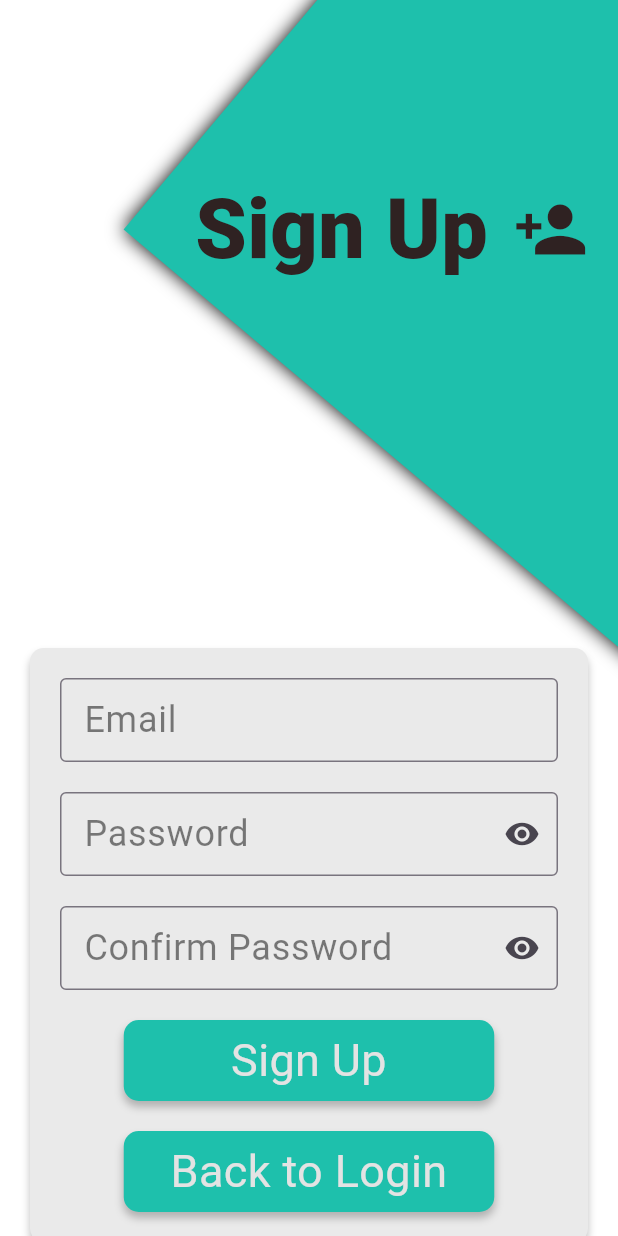
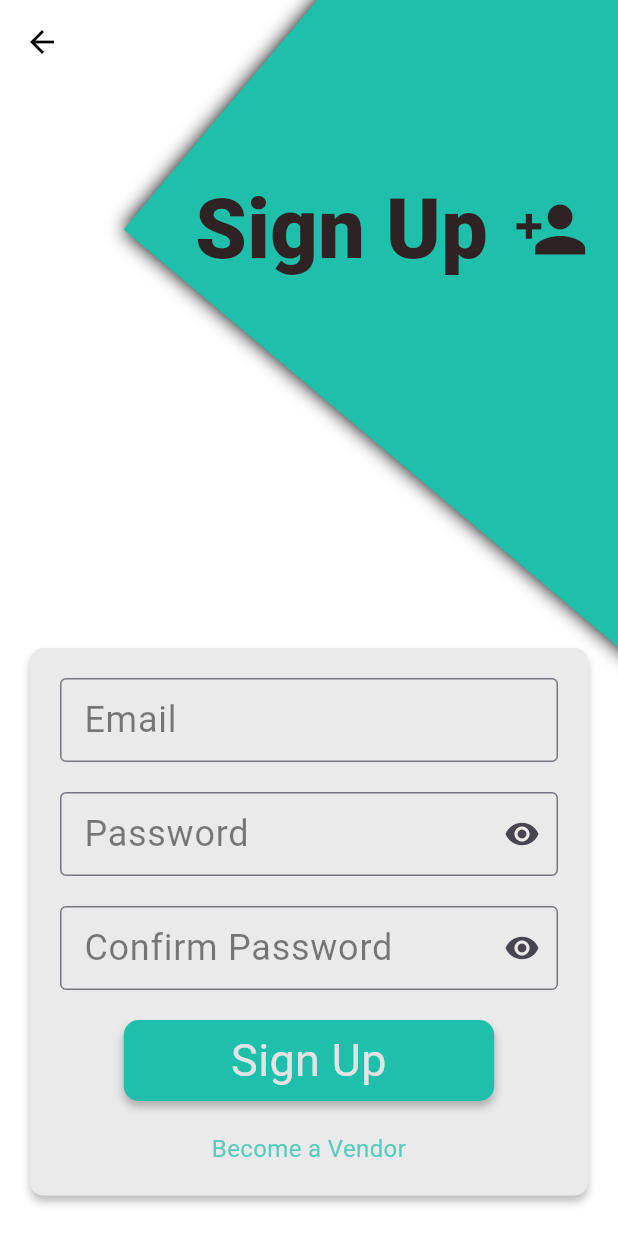
Before and after one commit to Fery2003/E-commerce-Platform-Project, a Flutter app: the SignUpScreen screen opened by its route, on a phone screen of 412 x 824 dp. Run offline on Flutter 3.47's test engine with Material 3 defaults, Android fonts, the light colour scheme and no system bars; our stand-ins replace cloud_firestore, firebase_auth, firebase_core, firebase_storage, flutter_rating_bar, image_picker and 1 more; accounts and stored records are empty; network calls fail; Roboto replaces fonts that are missing (Basic).

Commit message:
updated signup, login, become a vendor and vendor management

```diff
--- a/lib/screens/signup_screen.dart
+++ b/lib/screens/signup_screen.dart
@@ -1,4 +1,3 @@
-// screens/signup_screen.dart
 import 'package:flutter/material.dart';
 import 'package:firebase_auth/firebase_auth.dart';
 
@@ -13,13 +12,23 @@ class _SignUpScreenState extends State<SignUpScreen> {
   final _auth = FirebaseAuth.instance;
   final TextEditingController _emailController = TextEditingController();
   final TextEditingController _passwordController = TextEditingController();
-  final TextEditingController _confirmPasswordController =
-      TextEditingController();
+  final TextEditingController _confirmPasswordController = TextEditingController();
   bool _obscureText = true;
 
   @override
   Widget build(BuildContext context) {
     return Scaffold(
+      extendBodyBehindAppBar: true,
+      appBar: AppBar(
+        leading: IconButton(
+          icon: const Icon(Icons.arrow_back, color: Colors.black),
+          onPressed: () {
+            Navigator.pop(context);
+          },
+        ),
+        backgroundColor: Colors.transparent,
+        elevation: 0,
+      ),
       body: SingleChildScrollView(
         child: Column(
           children: [
@@ -70,8 +79,7 @@ class _SignUpScreenState extends State<SignUpScreen> {
                               crossAxisAlignment: CrossAxisAlignment.center,
                               children: [
                                 SizedBox(
-                                  width:
-                                      MediaQuery.of(context).size.width / 1.8,
+                                  width: MediaQuery.of(context).size.width / 1.8,
                                   child: const Text(
                                     'Sign Up',
                                     textAlign: TextAlign.center,
@@ -99,8 +107,7 @@ class _SignUpScreenState extends State<SignUpScreen> {
                     top: MediaQuery.of(context).size.height / 2,
                     child: Container(
                       width: MediaQuery.of(context).size.width,
-                      padding: const EdgeInsets.all(
-                          20), // Add padding around the container
+                      padding: const EdgeInsets.all(20), // Add padding around the container
                       child: Container(
                         padding: const EdgeInsets.symmetric(
                           vertical: 20,
@@ -151,9 +158,7 @@ class _SignUpScreenState extends State<SignUpScreen> {
                                 ),
                                 suffixIcon: IconButton(
                                   icon: Icon(
-                                    _obscureText
-                                        ? Icons.visibility
-                                        : Icons.visibility_off,
+                                    _obscureText ? Icons.visibility : Icons.visibility_off,
                                   ),
                                   onPressed: () {
                                     setState(() {
@@ -178,9 +183,7 @@ class _SignUpScreenState extends State<SignUpScreen> {
                                 ),
                                 suffixIcon: IconButton(
                                   icon: Icon(
-                                    _obscureText
-                                        ? Icons.visibility
-                                        : Icons.visibility_off,
+                                    _obscureText ? Icons.visibility : Icons.visibility_off,
                                   ),
                                   onPressed: () {
                                     setState(() {
@@ -193,15 +196,13 @@ class _SignUpScreenState extends State<SignUpScreen> {
                             const SizedBox(height: 20),
                             GestureDetector(
                               onTap: () async {
-                                if (_passwordController.text.trim() !=
-                                    _confirmPasswordController.text.trim()) {
+                                if (_passwordController.text.trim() != _confirmPasswordController.text.trim()) {
                                   showDialog(
                                     context: context,
                                     builder: (context) {
                                       return AlertDialog(
                                         title: const Text('Error'),
-                                        content: const Text(
-                                            'Passwords do not match'),
+                                        content: const Text('Passwords do not match'),
                                         actions: <Widget>[
                                           TextButton(
                                             child: const Text('OK'),
@@ -217,14 +218,12 @@ class _SignUpScreenState extends State<SignUpScreen> {
                                 }
 
                                 try {
-                                  final newUser = await _auth
-                                      .createUserWithEmailAndPassword(
+                                  final newUser = await _auth.createUserWithEmailAndPassword(
                                     email: _emailController.text.trim(),
                                     password: _passwordController.text.trim(),
                                   );
                                   if (newUser != null) {
-                                    Navigator.pushReplacementNamed(
-                                        context, '/products');
+                                    Navigator.pushReplacementNamed(context, '/products');
                                   }
                                 } catch (e) {
                                   showDialog(
@@ -280,36 +279,16 @@ class _SignUpScreenState extends State<SignUpScreen> {
                             const SizedBox(height: 20),
                             GestureDetector(
                               onTap: () {
-                                Navigator.pop(context);
+                                Navigator.pushNamed(context, '/become_vendor');
                               },
-                              child: Container(
-                                width: 247,
-                                height: 54,
-                                decoration: ShapeDecoration(
-                                  color: const Color(0xFF1EC0AC),
-                                  shape: RoundedRectangleBorder(
-                                    borderRadius: BorderRadius.circular(10),
-                                  ),
-                                  shadows: const [
-                                    BoxShadow(
-                                      color: Color(0x3F000000),
-                                      blurRadius: 4,
-                                      offset: Offset(0, 4),
-                                      spreadRadius: 0,
-                                    ),
-                                  ],
-                                ),
-                                child: const Center(
-                                  child: Text(
-                                    'Back to Login',
-                                    textAlign: TextAlign.center,
-                                    style: TextStyle(
-                                      color: Color(0xFFE3E3E3),
-                                      fontSize: 30,
-                                      fontFamily: 'Basic',
-                                      fontWeight: FontWeight.w400,
-                                    ),
-                                  ),
+                              child: const Text(
+                                'Become a Vendor',
+                                textAlign: TextAlign.center,
+                                style: TextStyle(
+                                  color: Color(0xB71EC0AC),
+                                  fontSize: 16,
+                                  fontFamily: 'Basic',
+                                  fontWeight: FontWeight.w400,
                                 ),
                               ),
                             ),
```
Also changed, not shown: lib/screens/become_vendor_screen.dart (+6 -2 lines), lib/screens/login_screen.dart (+11 -2 lines), lib/screens/vendor_management_screen.dart (+37 -5 lines).
